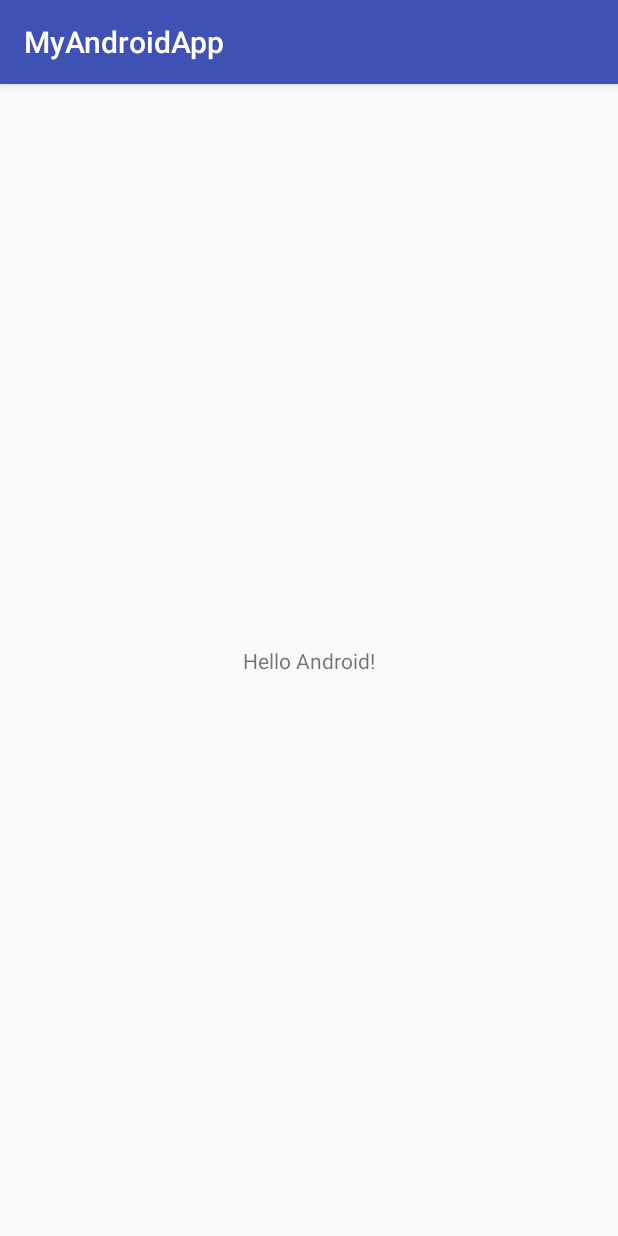
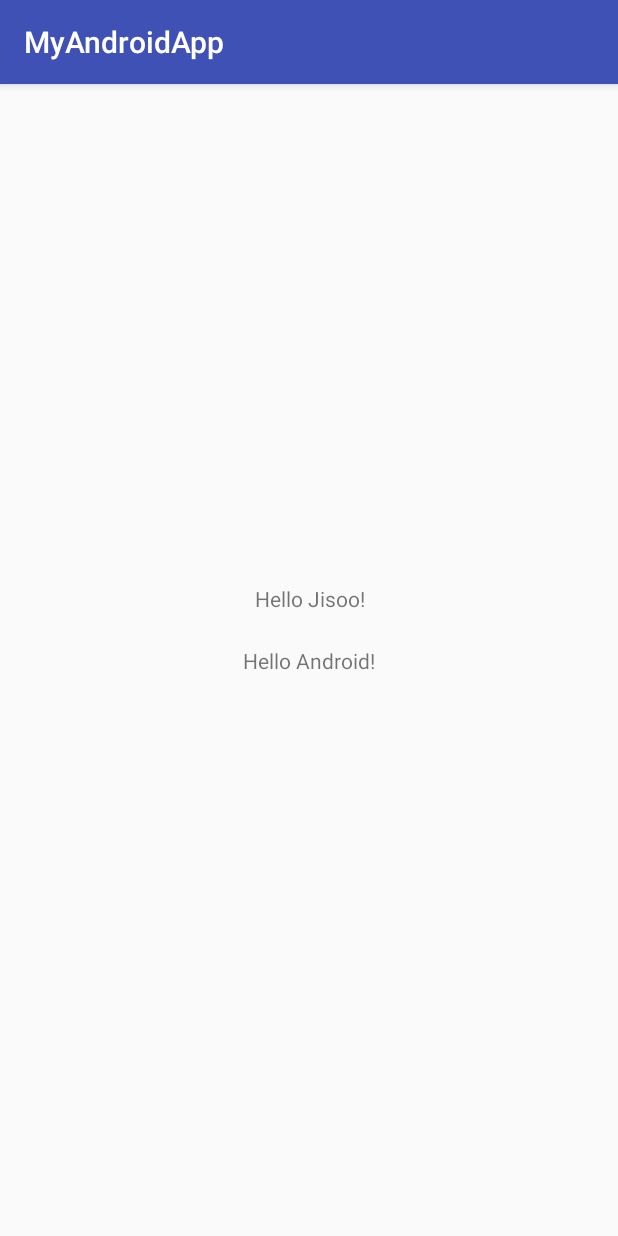
Before and after one commit to pjs12/MyAndroidApp, an Android app: the screen it shows after launch (MainActivity), on a phone screen of 412 x 824 dp. Run offline under Robolectric (Android 15) with nearby library versions, the phone set to English and light mode, and no system bars.

Commit message:
새로운 Textview 추가

```diff
--- a/app/src/main/res/layout/activity_main.xml
+++ b/app/src/main/res/layout/activity_main.xml
@@ -15,4 +15,15 @@
         app:layout_constraintRight_toRightOf="parent"
         app:layout_constraintTop_toTopOf="parent" />
 
+    <TextView
+        android:layout_width="wrap_content"
+        android:layout_height="wrap_content"
+        android:text="Hello Jisoo!"
+        app:layout_constraintBottom_toBottomOf="parent"
+        app:layout_constraintLeft_toLeftOf="parent"
+        app:layout_constraintRight_toRightOf="parent"
+        app:layout_constraintTop_toTopOf="parent"
+        app:layout_constraintHorizontal_bias="0.501"
+        app:layout_constraintVertical_bias="0.445" />
+
 </android.support.constraint.ConstraintLayout>
```
